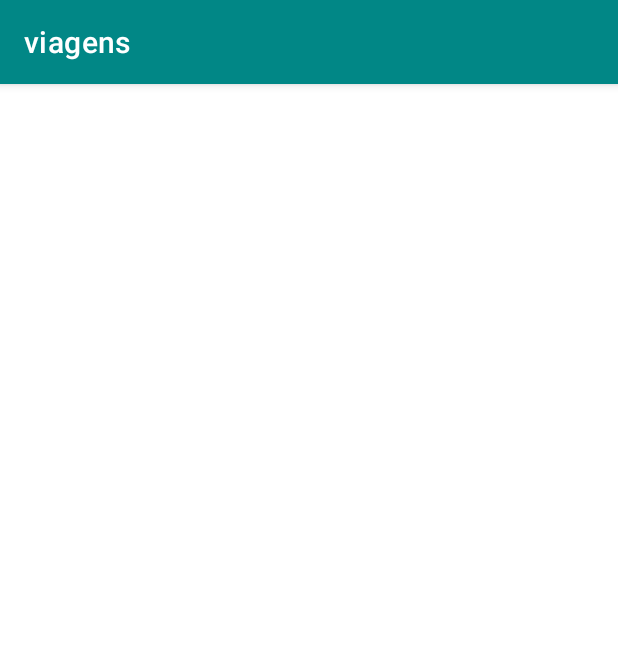
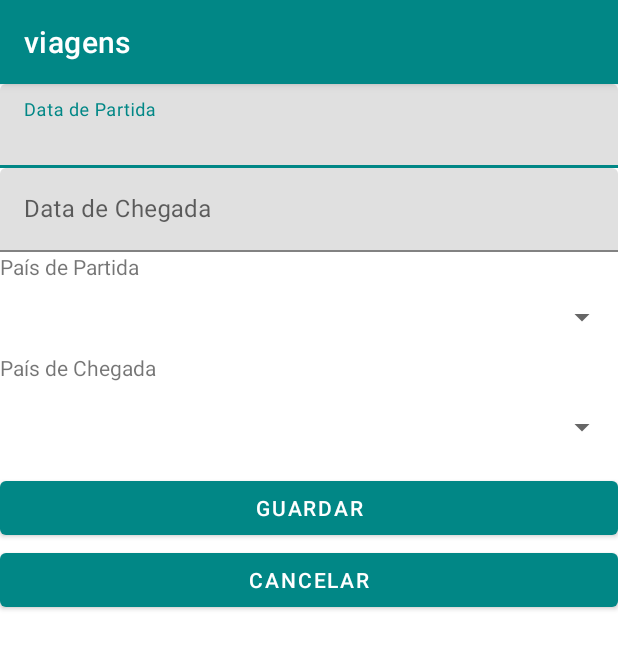
Before and after one commit to TelmoSalvado/viagens, an Android app: the NovaViagem screen opened directly, with no data from a screen before it, on a phone screen of 412 x 824 dp. Shown: the top 649 px of the screen. Run offline under Robolectric (Android 15) with nearby library versions, the phone set to English and light mode, and no system bars.

Commit message:
Criação da interface Nova viagem

```diff
--- a/app/src/main/java/pt/ipg/viagens/NovaViagem.java
+++ b/app/src/main/java/pt/ipg/viagens/NovaViagem.java
@@ -2,7 +2,9 @@ package pt.ipg.viagens;
 
 import androidx.appcompat.app.AppCompatActivity;
 
+import android.content.Intent;
 import android.os.Bundle;
+import android.view.View;
 
 public class NovaViagem extends AppCompatActivity {
 
@@ -11,4 +13,5 @@ public class NovaViagem extends AppCompatActivity {
         super.onCreate(savedInstanceState);
         setContentView(R.layout.activity_nova_viagem);
     }
+
 }
--- a/app/src/main/java/pt/ipg/viagens/ViagensActivity.java
+++ b/app/src/main/java/pt/ipg/viagens/ViagensActivity.java
@@ -2,7 +2,9 @@ package pt.ipg.viagens;
 
 import androidx.appcompat.app.AppCompatActivity;
 
+import android.content.Intent;
 import android.os.Bundle;
+import android.view.View;
 
 public class ViagensActivity extends AppCompatActivity {
 
@@ -11,4 +13,17 @@ public class ViagensActivity extends AppCompatActivity {
         super.onCreate(savedInstanceState);
         setContentView(R.layout.activity_viagens);
     }
+    public void  NovaViagem(View view){
+        Intent intent = new Intent(this, NovaViagem.class);
+        startActivity(intent);
+    }
+    public void  VerViagem(View view){
+        Intent intent = new Intent(this, VerViagem.class);
+        startActivity(intent);
+    }
+    public void  ApagarViagem(View view){
+        Intent intent = new Intent(this, EliminarViagem.class);
+        startActivity(intent);
+    }
+
 }
--- a/app/src/main/res/layout/activity_nova_viagem.xml
+++ b/app/src/main/res/layout/activity_nova_viagem.xml
@@ -6,4 +6,72 @@
     android:layout_height="match_parent"
     tools:context=".NovaViagem">
 
+    <ScrollView
+        android:layout_width="match_parent"
+        android:layout_height="match_parent">
+
+        <LinearLayout
+            android:layout_width="match_parent"
+            android:layout_height="wrap_content"
+            android:orientation="vertical" >
+
+            <com.google.android.material.textfield.TextInputLayout
+                android:layout_width="match_parent"
+                android:layout_height="match_parent">
+
+                <com.google.android.material.textfield.TextInputEditText
+                    android:id="@+id/textInputDataPartida"
+                    android:layout_width="match_parent"
+                    android:layout_height="wrap_content"
+                    android:hint="Data de Partida" />
+            </com.google.android.material.textfield.TextInputLayout>
+
+            <com.google.android.material.textfield.TextInputLayout
+                android:layout_width="match_parent"
+                android:layout_height="match_parent">
+
+                <com.google.android.material.textfield.TextInputEditText
+                    android:id="@+id/TextInputDataChegada"
+                    android:layout_width="match_parent"
+                    android:layout_height="wrap_content"
+                    android:hint="Data de Chegada" />
+            </com.google.android.material.textfield.TextInputLayout>
+
+            <TextView
+                android:id="@+id/textView2"
+                android:layout_width="match_parent"
+                android:layout_height="wrap_content"
+                android:text="País de Partida" />
+
+            <Spinner
+                android:id="@+id/spinner"
+                android:layout_width="match_parent"
+                android:layout_height="48dp" />
+
+            <TextView
+                android:id="@+id/textView3"
+                android:layout_width="match_parent"
+                android:layout_height="wrap_content"
+                android:text="País de Chegada" />
+
+            <Spinner
+                android:id="@+id/spinner2"
+                android:layout_width="match_parent"
+                android:layout_height="60dp" />
+
+            <Button
+                android:id="@+id/buttonGravar"
+                android:layout_width="match_parent"
+                android:layout_height="wrap_content"
+                android:onClick="Gravar"
+                android:text="Guardar" />
+
+            <Button
+                android:id="@+id/buttonCancelarViagem"
+                android:layout_width="match_parent"
+                android:layout_height="wrap_content"
+                android:onClick="Cancelar"
+                android:text="Cancelar" />
+        </LinearLayout>
+    </ScrollView>
 </androidx.constraintlayout.widget.ConstraintLayout>
--- a/app/src/main/res/layout/activity_viagens.xml
+++ b/app/src/main/res/layout/activity_viagens.xml
@@ -13,6 +13,7 @@
         android:layout_marginStart="5dp"
         android:layout_marginTop="10dp"
         android:layout_marginEnd="5dp"
+        android:onClick="NovaViagem"
         android:text="Nova Viagem"
         app:layout_constraintEnd_toEndOf="parent"
         app:layout_constraintStart_toStartOf="parent"
@@ -25,6 +26,7 @@
         android:layout_marginStart="5dp"
         android:layout_marginTop="10dp"
         android:layout_marginEnd="5dp"
+        android:onClick="VerViagem"
         android:text="Ver Viagem"
         app:layout_constraintEnd_toEndOf="parent"
         app:layout_constraintStart_toStartOf="parent"
@@ -37,6 +39,7 @@
         android:layout_marginStart="5dp"
         android:layout_marginTop="10dp"
         android:layout_marginEnd="5dp"
+        android:onClick="ApagarViagem"
         android:text="Apagar Viagem"
         app:layout_constraintEnd_toEndOf="parent"
         app:layout_constraintStart_toStartOf="parent"
```
